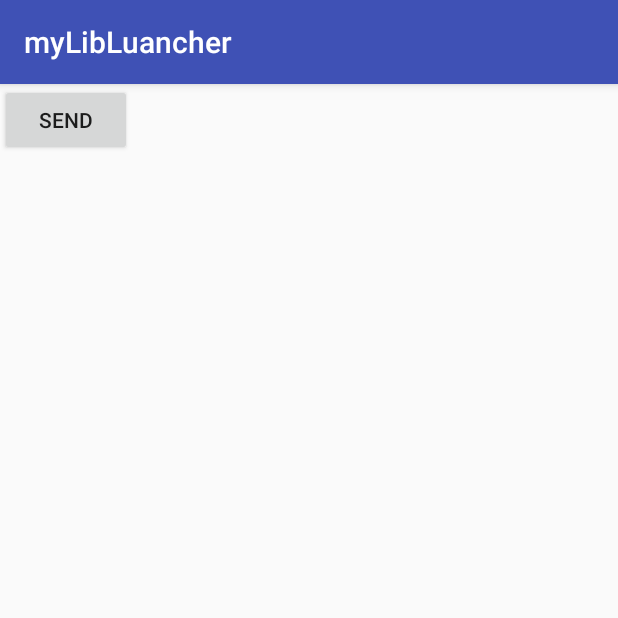
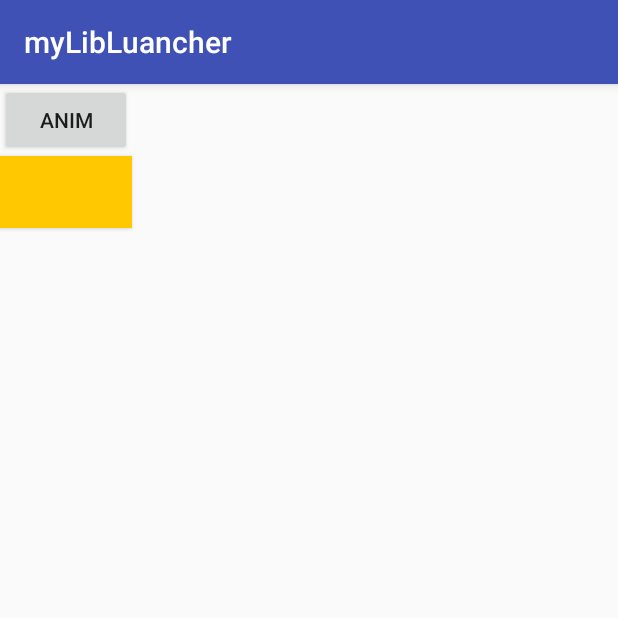
Before and after one commit to wzp09tjlg/redfur, an Android app: the screen it shows after launch (SendActivity before the commit, AnimActivity after it), on a phone screen of 412 x 824 dp, the top half of it. Run offline under Robolectric (Android 15) with nearby library versions, the phone set to English and light mode, and no system bars; our stand-ins replace ButterKnife; libraries missing offline, so code that uses them is left out: com.github.moduth.blockcanary, com.squareup.leakcanary; 3 statements that could not run were skipped.

Commit message:
add some animtion to test sween animtion

```diff
--- /dev/null
+++ b/app/src/main/java/com/wuzp/mylibluancher/anim/AnimActivity.java
@@ -0,0 +1,61 @@
+package com.wuzp.mylibluancher.anim;
+
+import android.os.Bundle;
+import android.support.annotation.Nullable;
+import android.support.v7.app.AppCompatActivity;
+import android.view.View;
+import android.view.animation.Animation;
+import android.view.animation.AnimationUtils;
+import android.widget.Button;
+
+import com.wuzp.mylibluancher.R;
+
+import butterknife.BindView;
+import butterknife.ButterKnife;
+import butterknife.OnClick;
+import butterknife.Unbinder;
+
+
+/**
+ * @author wuzp
+ */
+public class AnimActivity extends AppCompatActivity {
+
+    @BindView(R.id.btn_anim)
+    Button btnAnim;
+    @BindView(R.id.btn_anim_test)
+    Button btnAnimCheck;
+
+    Unbinder unbinder;
+
+    @Override
+    protected void onCreate(@Nullable Bundle savedInstanceState) {
+        super.onCreate(savedInstanceState);
+        setContentView(R.layout.activity_anim);
+        unbinder =  ButterKnife.bind(this);
+        btnAnim.setOnClickListener(new View.OnClickListener() {
+            @Override
+            public void onClick(View v) {
+                testAnim();
+            }
+        });
+    }
+
+
+
+
+    @Override
+    protected void onDestroy() {
+        super.onDestroy();
+        if(unbinder !=null){
+            unbinder.unbind();
+        }
+    }
+
+    private void testAnim(){
+        Animation animation = AnimationUtils.loadAnimation(this,R.anim.scale_in);
+//        animation.setDuration(3000l);
+//        animation.setFillAfter(true);
+        btnAnimCheck.startAnimation(animation);
+    }
+}
--- /dev/null
+++ b/app/src/main/res/anim/scale_in.xml
@@ -0,0 +1,17 @@
+<?xml version="1.0" encoding="utf-8"?>
+<set xmlns:android="http://schemas.android.com/apk/res/android"
+    android:duration="3000"
+    android:fillAfter="true">
+
+    <translate android:fromXDelta="0"
+        android:fromYDelta="0"
+        android:toXDelta="100"
+        android:toYDelta="100" />
+
+    <scale android:pivotX="0.5"
+        android:pivotY="0.5"
+        android:fromXScale="1"
+        android:fromYScale="1"
+        android:toXScale="1.5"
+        android:toYScale="1.5"/>
+</set>
--- /dev/null
+++ b/app/src/main/res/layout/activity_anim.xml
@@ -0,0 +1,18 @@
+<?xml version="1.0" encoding="utf-8"?>
+<LinearLayout xmlns:android="http://schemas.android.com/apk/res/android"
+    android:layout_width="match_parent"
+    android:layout_height="match_parent"
+    android:orientation="vertical">
+
+    <Button
+        android:id="@+id/btn_anim"
+        android:layout_width="wrap_content"
+        android:layout_height="wrap_content"
+        android:text="anim"/>
+
+    <Button
+        android:id="@+id/btn_anim_test"
+        android:layout_width="wrap_content"
+        android:layout_height="wrap_content"
+        android:background="#ffc800"/>
+</LinearLayout>
--- a/netlib/src/main/java/com/wuzp/netlib/rpc/RetrofitHelper.java
+++ b/netlib/src/main/java/com/wuzp/netlib/rpc/RetrofitHelper.java
@@ -2,7 +2,6 @@ package com.wuzp.netlib.rpc;
 
 import okhttp3.OkHttpClient;
 import retrofit2.Retrofit;
-import retrofit2.adapter.rxjava.RxJavaCallAdapterFactory;
 import retrofit2.converter.gson.GsonConverterFactory;
 
 /**
@@ -20,7 +19,6 @@ public class RetrofitHelper {
                .baseUrl(FinalPath.BaseUrl)
                .client(getHttpClient())
                .addConverterFactory( GsonConverterFactory.create())
-               .addCallAdapterFactory(RxJavaCallAdapterFactory.create())
                .build();
        }
        return retrofit;
```
Also changed, not shown: app/src/main/AndroidManifest.xml (+15 -4 lines), app/src/main/java/com/wuzp/mylibluancher/aidl/AidlActivity.java (added, +105 -0 lines), app/src/main/java/com/wuzp/mylibluancher/aidl/AidlService.java (added, +35 -0 lines), app/src/main/java/com/wuzp/mylibluancher/main/BusinessActivity.java (+8 -0 lines), app/src/main/java/com/wuzp/mylibluancher/review/SingleClass.java (added, +40 -0 lines), app/src/main/res/layout/activity_aidl.xml (added, +23 -0 lines), netlib/build.gradle (+8 -8 lines), app/src/main/aidl/com/wuzp/mylibluancher/IMyAidlInter.aidl (added).
